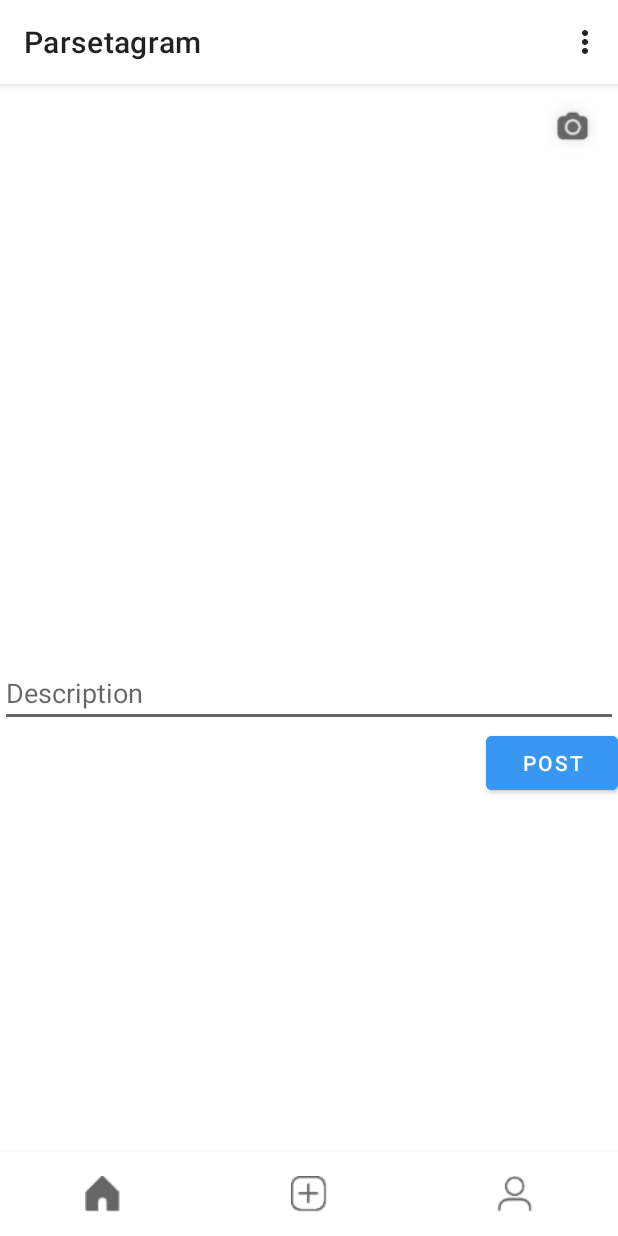
After one commit to Naseus/Parsetagram, an Android app: the ComposeFragment screen opened directly, with no data from a screen before it, on a phone screen of 412 x 824 dp. The commit adds this screen. Run offline under Robolectric (Android 15) with nearby library versions, the phone set to English and light mode, and no system bars; libraries missing offline, so code that uses them is left out: com.parse; 3 statements that could not run were skipped.

Commit message:
feat: move logic into fragment

```diff
--- a/app/build.gradle
+++ b/app/build.gradle
@@ -33,6 +33,7 @@ dependencies {
     implementation 'androidx.appcompat:appcompat:1.2.0'
     implementation 'com.google.android.material:material:1.3.0'
     implementation 'androidx.constraintlayout:constraintlayout:2.0.4'
+    implementation 'androidx.legacy:legacy-support-v4:1.0.0'
     testImplementation 'junit:junit:4.+'
     androidTestImplementation 'androidx.test.ext:junit:1.1.2'
     androidTestImplementation 'androidx.test.espresso:espresso-core:3.3.0'
--- /dev/null
+++ b/app/src/main/java/com/example/parsetagram/fragments/ComposeFragment.java
@@ -0,0 +1,165 @@
+package com.example.parsetagram.fragments;
+
+import android.app.Activity;
+import android.content.Intent;
+import android.graphics.Bitmap;
+import android.graphics.BitmapFactory;
+import android.net.Uri;
+import android.os.Bundle;
+
+import androidx.annotation.NonNull;
+import androidx.annotation.Nullable;
+import androidx.core.content.FileProvider;
+import androidx.fragment.app.Fragment;
+
+import android.os.Environment;
+import android.provider.MediaStore;
+import android.util.Log;
+import android.view.LayoutInflater;
+import android.view.View;
+import android.view.ViewGroup;
+import android.widget.Button;
+import android.widget.EditText;
+import android.widget.ImageButton;
+import android.widget.ImageView;
+import android.widget.Toast;
+
+import com.example.parsetagram.MainActivity;
+import com.example.parsetagram.Post;
+import com.example.parsetagram.R;
+import com.parse.FindCallback;
+import com.parse.ParseException;
+import com.parse.ParseFile;
+import com.parse.ParseQuery;
+import com.parse.ParseUser;
+import com.parse.SaveCallback;
+
+import java.io.File;
+import java.util.List;
+
+public class ComposeFragment extends Fragment {
+
+    private EditText etDescription;
+    private ImageButton ibtnTakePicture;
+    private Button btnPost;
+    private ImageView ivPost;
+    private String TAG = "ComposeFragment";
+    private File photoFile;
+    private static final int CAPTURE_IMAGE_ACTIVITY_RESQUEST_CODE = 27;
+    public String photoFileName = "photo.jpg";
+
+    public ComposeFragment() {
+        // Required empty public constructor
+    }
+
+    @Override
+    public void onCreate(Bundle savedInstanceState) {
+        super.onCreate(savedInstanceState);
+    }
+
+    @Override
+    public View onCreateView(LayoutInflater inflater, ViewGroup container,
+                             Bundle savedInstanceState) {
+        // Inflate the layout for this fragment
+        return inflater.inflate(R.layout.fragment_compose, container, false);
+    }
+
+    @Override
+    public void onViewCreated(@NonNull View view, @Nullable Bundle savedInstanceState) {
+        etDescription = view.findViewById(R.id.etDescription);
+        ibtnTakePicture = view.findViewById(R.id.ibtnTakePicture);
+        btnPost = view.findViewById(R.id.btnPost);
+        ivPost = view.findViewById(R.id.ivPost);
+
+        btnPost.setOnClickListener(new View.OnClickListener() {
+            @Override
+            public void onClick(View v) {
+                String description = etDescription.getText().toString();
+                ParseUser currentUser = ParseUser.getCurrentUser();
+                if(photoFile == null || ivPost.getDrawable() == null)
+                    Toast.makeText(getContext(), "There is no image", Toast.LENGTH_LONG).show();
+                else if(description.isEmpty())
+                    Toast.makeText(getContext(), "There is no description", Toast.LENGTH_LONG).show();
+                else
+                    savePost(description, currentUser, photoFile);
+            }
+        });
+
+        queryPosts();
+
+        ibtnTakePicture.setOnClickListener(new View.OnClickListener() {
+            @Override
+            public void onClick(View v) {
+                launchCamera();
+            }
+        });
+
+    }
+    private void savePost(String description, ParseUser currentUser, File photoFile) {
+        Post post = new Post();
+        post.setDescription(description);
+        post.setImage(new ParseFile(photoFile));
+        post.setUser(currentUser);
+        post.saveInBackground(new SaveCallback() {
+            @Override
+            public void done(ParseException e) {
+                if(e != null) {
+                    Log.e(TAG, "Error while saving", e);
+                    Toast.makeText(getContext(), "Error while saving.", Toast.LENGTH_LONG).show();
+                } else {
+                    Log.i(TAG, "Post saved successfully");
+                    Toast.makeText(getContext(), "Post saved successfully", Toast.LENGTH_LONG).show();
+                    etDescription.setText("");
+                    ivPost.setImageResource(-1);
+                }
+            }
+        });
+    }
+
+    private void launchCamera() {
+        Intent i = new Intent(MediaStore.ACTION_IMAGE_CAPTURE);
+        photoFile = getPhotoFileUri(photoFileName);
+        Uri fileProvider = FileProvider.getUriForFile(getContext(), "com.codepath.fileprovider", photoFile);
+        i.putExtra(MediaStore.EXTRA_OUTPUT, fileProvider);
+
+        if(i.resolveActivity(getContext().getPackageManager()) != null)
+            startActivityForResult(i, CAPTURE_IMAGE_ACTIVITY_RESQUEST_CODE);
+    }
+
+    @Override
+    public void onActivityResult(int requestCode, int resultCode, @Nullable Intent data) {
+        super.onActivityResult(requestCode, resultCode, data);
+        if (requestCode == CAPTURE_IMAGE_ACTIVITY_RESQUEST_CODE) {
+            if (resultCode == Activity.RESULT_OK) {
+                Bitmap takenImage = BitmapFactory.decodeFile(photoFile.getAbsolutePath());
+                ivPost.setImageBitmap(takenImage);
+                Log.e(TAG, "Image changed");
+            } else {
+                Toast.makeText(getContext(), "failed to take photo", Toast.LENGTH_SHORT).show();
+            }
+        }
+    }
+
+    private File getPhotoFileUri(String fileName) {
+        File mediaStorageDir = new File(getContext().getExternalFilesDir(Environment.DIRECTORY_PICTURES), TAG);
+        if(!mediaStorageDir.exists() && !mediaStorageDir.mkdirs())
+            Log.d(TAG, "failed to create directory");
+        return new File(mediaStorageDir.getPath() + File.separator + fileName);
+    }
+
+    private void queryPosts() {
+        ParseQuery<Post> query = ParseQuery.getQuery(Post.class);
+        query.include(Post.KEY_USER);
+        query.findInBackground(new FindCallback<Post>() {
+            @Override
+            public void done(List<Post> posts, ParseException e) {
+                if(e != null)
+                    Log.e(TAG, "Issue with getting posts", e);
+                else
+                    for(Post post: posts)
+                        Log.i(TAG, "Post: " + post.getDescription()+ " username: " + post.getUser().getUsername());
+
+            }
+        });
+    }
+}
--- a/app/src/main/res/layout/activity_main.xml
+++ b/app/src/main/res/layout/activity_main.xml
@@ -5,47 +5,12 @@
     android:layout_width="match_parent"
     android:layout_height="match_parent"
     tools:context=".MainActivity">
-
-    <ImageView
-        android:id="@+id/ivPost"
+    <FrameLayout
+        android:id="@+id/flContainer"
         android:layout_width="match_parent"
-        android:layout_height="327dp"
-        android:layout_below="@+id/ibtnTakePicture"
-        tools:srcCompat="@tools:sample/avatars" />
-
-    <com.google.android.material.textfield.TextInputEditText
-        android:id="@+id/etDescription"
-        android:layout_width="match_parent"
-        android:layout_height="wrap_content"
-        android:layout_below="@+id/ivPost"
-        android:layout_alignParentEnd="true"
-        android:layout_marginEnd="0dp"
-        android:hint="@string/description"
-        android:inputType="textMultiLine" />
-
-    <Button
-        android:id="@+id/btnPost"
-        style="@style/login_button"
-        android:layout_width="wrap_content"
-        android:layout_height="wrap_content"
-        android:layout_below="@+id/etDescription"
-        android:layout_alignParentEnd="true"
-        android:text="Post" />
-
-    <ImageButton
-        android:id="@+id/ibtnTakePicture"
-        android:layout_width="wrap_content"
-        android:layout_height="wrap_content"
-        android:layout_alignParentTop="true"
-        android:layout_alignParentEnd="true"
-        android:backgroundTint="@color/white"
-        android:contentDescription="@string/take_picture"
-        android:scaleType="fitXY"
-        android:scaleX="1.2"
-        android:scaleY="1.2"
-        android:tint="@color/black"
-        app:srcCompat="@mipmap/camera_shadow_fill" />
-
+        android:layout_height="match_parent"
+        android:layout_above="@id/bottom_navigation"
+        />
     <com.google.android.material.bottomnavigation.BottomNavigationView
         android:id="@+id/bottom_navigation"
         android:layout_width="match_parent"
--- /dev/null
+++ b/app/src/main/res/layout/fragment_compose.xml
@@ -0,0 +1,48 @@
+<?xml version="1.0" encoding="utf-8"?>
+<RelativeLayout xmlns:android="http://schemas.android.com/apk/res/android"
+    xmlns:tools="http://schemas.android.com/tools"
+    android:layout_width="match_parent"
+    android:layout_height="match_parent"
+    tools:context=".fragments.ComposeFragment">
+
+    <ImageView
+        android:id="@+id/ivPost"
+        android:layout_width="match_parent"
+        android:layout_height="327dp"
+        android:layout_below="@+id/ibtnTakePicture"
+        tools:srcCompat="@tools:sample/avatars" />
+
+    <com.google.android.material.textfield.TextInputEditText
+        android:id="@+id/etDescription"
+        android:layout_width="match_parent"
+        android:layout_height="wrap_content"
+        android:layout_below="@+id/ivPost"
+        android:layout_alignParentEnd="true"
+        android:layout_marginEnd="0dp"
+        android:hint="@string/description"
+        android:inputType="textMultiLine" />
+
+    <Button
+        android:id="@+id/btnPost"
+        style="@style/login_button"
+        android:layout_width="wrap_content"
+        android:layout_height="wrap_content"
+        android:layout_below="@+id/etDescription"
+        android:layout_alignParentEnd="true"
+        android:text="Post" />
+
+    <ImageButton
+        android:id="@+id/ibtnTakePicture"
+        android:layout_width="wrap_content"
+        android:layout_height="wrap_content"
+        android:layout_alignParentTop="true"
+        android:layout_alignParentEnd="true"
+        android:backgroundTint="@color/white"
+        android:contentDescription="@string/take_picture"
+        android:scaleType="fitXY"
+        android:scaleX="1.2"
+        android:scaleY="1.2"
+        android:src="@mipmap/camera_shadow_fill"
+        android:tint="@color/black" />
+
+</RelativeLayout>
--- a/app/src/main/res/values/strings.xml
+++ b/app/src/main/res/values/strings.xml
@@ -6,4 +6,6 @@
     <string name="logout">Logout</string>
     <string name="take_picture">take_picture</string>
     <string name="description">Description</string>
+    <!-- TODO: Remove or change this placeholder text -->
+    <string name="hello_blank_fragment">Hello blank fragment</string>
 </resources>
```
Also changed, not shown: app/src/main/java/com/example/parsetagram/MainActivity.java (+7 -88 lines).
